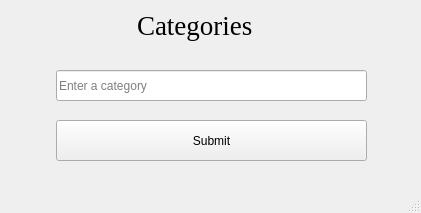
The window that Category/mainwindow.ui (PMahdiDehghaniP/MA_AP_Project) describes before a commit, drawn with Qt 5.
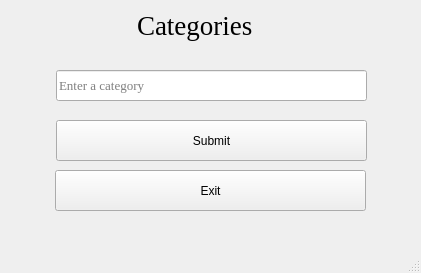
The same window after the commit.

Commit message: category Form completed

```diff
--- a/Category/mainwindow.ui
+++ b/Category/mainwindow.ui
@@ -7,7 +7,7 @@
     <x>0</x>
     <y>0</y>
     <width>421</width>
-    <height>213</height>
+    <height>273</height>
    </rect>
   </property>
   <property name="windowTitle">
@@ -42,6 +42,12 @@
       <height>31</height>
      </rect>
     </property>
+    <property name="font">
+     <font>
+      <family>Times New Roman</family>
+      <pointsize>10</pointsize>
+     </font>
+    </property>
     <property name="placeholderText">
      <string>Enter a category</string>
     </property>
@@ -59,6 +65,19 @@
      <string>Submit</string>
     </property>
    </widget>
+   <widget class="QPushButton" name="category_exit">
+    <property name="geometry">
+     <rect>
+      <x>55</x>
+      <y>170</y>
+      <width>311</width>
+      <height>41</height>
+     </rect>
+    </property>
+    <property name="text">
+     <string>Exit</string>
+    </property>
+   </widget>
   </widget>
   <widget class="QMenuBar" name="menubar">
    <property name="geometry">
```
The commit also changes 12 other files.
